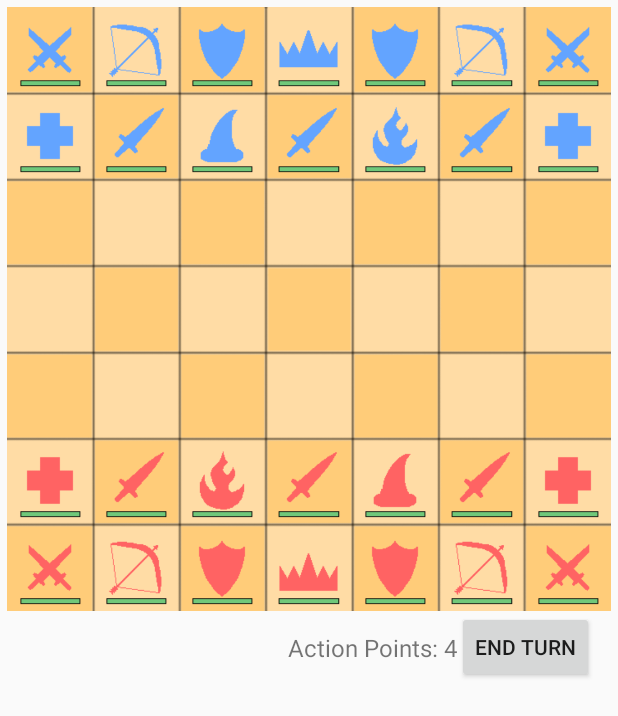
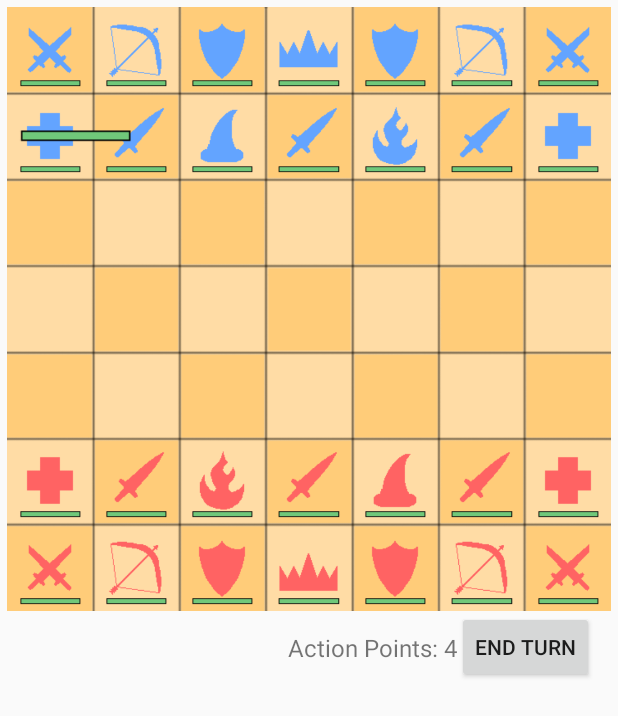
Before and after one commit to CowByte-Games/Spellshade, an Android app: the GameActivity screen opened directly, with no data from a screen before it, on a phone screen of 412 x 824 dp. Shown: the top 716 px of the screen. Run offline under Robolectric (Android 15) with nearby library versions, the phone set to English and light mode, and no system bars.

Commit message:
initialize animator class

```diff
--- a/app/src/main/java/com/cowbytegames/spellshade/Activities/GameActivity.kt
+++ b/app/src/main/java/com/cowbytegames/spellshade/Activities/GameActivity.kt
@@ -11,6 +11,7 @@ import androidx.activity.ComponentActivity
 import androidx.constraintlayout.widget.ConstraintLayout
 import androidx.constraintlayout.widget.ConstraintSet
 import androidx.gridlayout.widget.GridLayout
+import com.cowbytegames.spellshade.Game.Animator
 import com.cowbytegames.spellshade.Game.Board
 import com.cowbytegames.spellshade.Game.Game
 import com.cowbytegames.spellshade.Game.Pieces.Common.Piece
@@ -28,6 +29,7 @@ class GameActivity : ComponentActivity() {
 
     private lateinit var board: Board
     private lateinit var game: Game
+    private lateinit var animator: Animator
     private var selectedPiece: Piece? = null
 
     private var isProcessing: Boolean = false
@@ -64,6 +66,10 @@ class GameActivity : ComponentActivity() {
         )
 
         board = Board(imageViews)
+        animator = Animator(imageViews, this)
+
+        animator.animateHeal(1,1)
+
         isProcessing = true
         game = Game(board, narratorTextView, actionPointTextView, this::doneProcessingCallBack)
         renderLayout()
--- /dev/null
+++ b/app/src/main/java/com/cowbytegames/spellshade/Game/Animator.kt
@@ -0,0 +1,34 @@
+package com.cowbytegames.spellshade.Game
+
+import android.graphics.drawable.AnimationDrawable
+import android.view.View
+import android.view.ViewGroup
+import android.widget.ImageView
+import androidx.constraintlayout.widget.ConstraintLayout
+import com.cowbytegames.spellshade.Activities.GameActivity
+import com.cowbytegames.spellshade.R
+
+class Animator(val imageViews: Array<ImageView>, val gameActivity: GameActivity) {
+    fun animateHeal(row: Int, col: Int) {
+        val index = row * 7 + col
+
+        val rootView = gameActivity.findViewById<ViewGroup>(R.id.root_view)
+
+        var animation: AnimationDrawable
+
+        val imageView = ImageView(gameActivity).apply {
+            layoutParams = ConstraintLayout.LayoutParams(
+                ConstraintLayout.LayoutParams.WRAP_CONTENT,
+                ConstraintLayout.LayoutParams.WRAP_CONTENT
+            )
+            id = View.generateViewId()
+            setBackgroundResource(R.drawable.animation)
+            scaleType = ImageView.ScaleType.CENTER_CROP
+
+            animation = background as AnimationDrawable
+        }
+
+        rootView.addView(imageView)
+        animation.start()
+    }
+}
--- /dev/null
+++ b/app/src/main/res/drawable/animation.xml
@@ -0,0 +1,12 @@
+<?xml version="1.0" encoding="utf-8"?>
+<animation-list xmlns:android="http://schemas.android.com/apk/res/android"
+    android:oneshot="true">
+    <item android:drawable="@drawable/hp_10" android:duration="200" />
+    <item android:drawable="@drawable/hp_27" android:duration="200" />
+    <item android:drawable="@drawable/hp_41" android:duration="200" />
+    <item android:drawable="@drawable/hp_58" android:duration="200" />
+    <item android:drawable="@drawable/hp_72" android:duration="200" />
+    <item android:drawable="@drawable/hp_83" android:duration="200" />
+    <item android:drawable="@drawable/hp_92" android:duration="200" />
+    <item android:drawable="@drawable/hp_100" android:duration="200" />
+</animation-list>
--- a/app/src/main/res/drawable/layer.xml
+++ b/app/src/main/res/drawable/piece.xml
@@ -1,9 +1,5 @@
 <?xml version="1.0" encoding="utf-8"?>
 <layer-list xmlns:android="http://schemas.android.com/apk/res/android">
-
     <item android:id="@+id/icon_piece" android:drawable="@drawable/blue_archer"/>
-
-    <!-- Second layer (dynamic) -->
     <item android:id="@+id/icon_hp" android:drawable="@drawable/hp_0"/>
-
 </layer-list>
```
